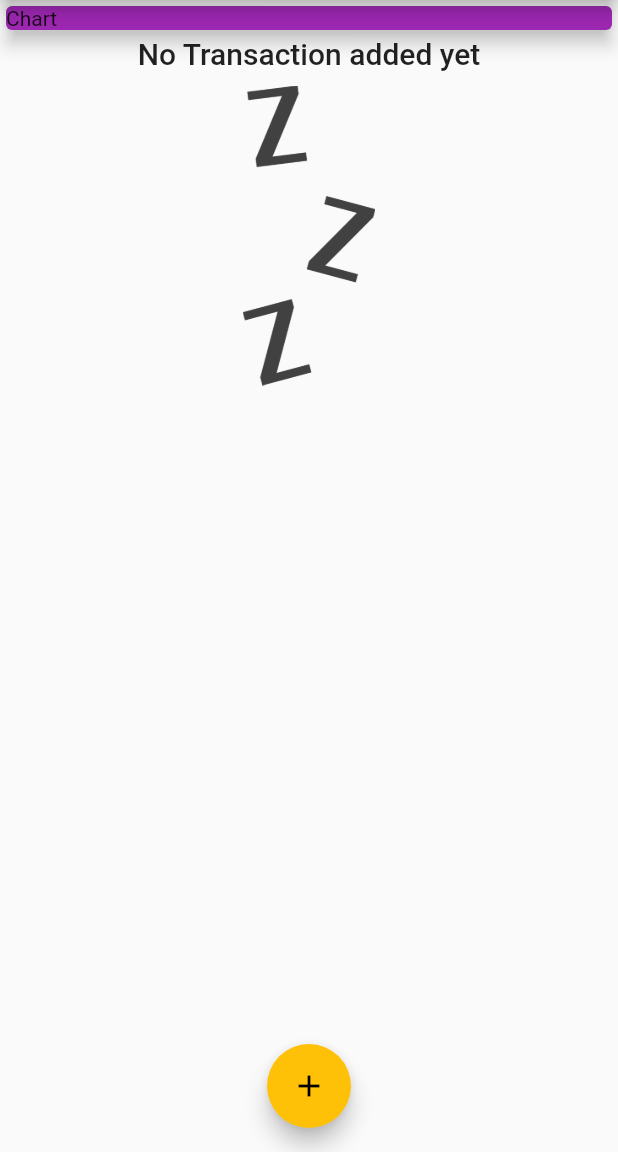
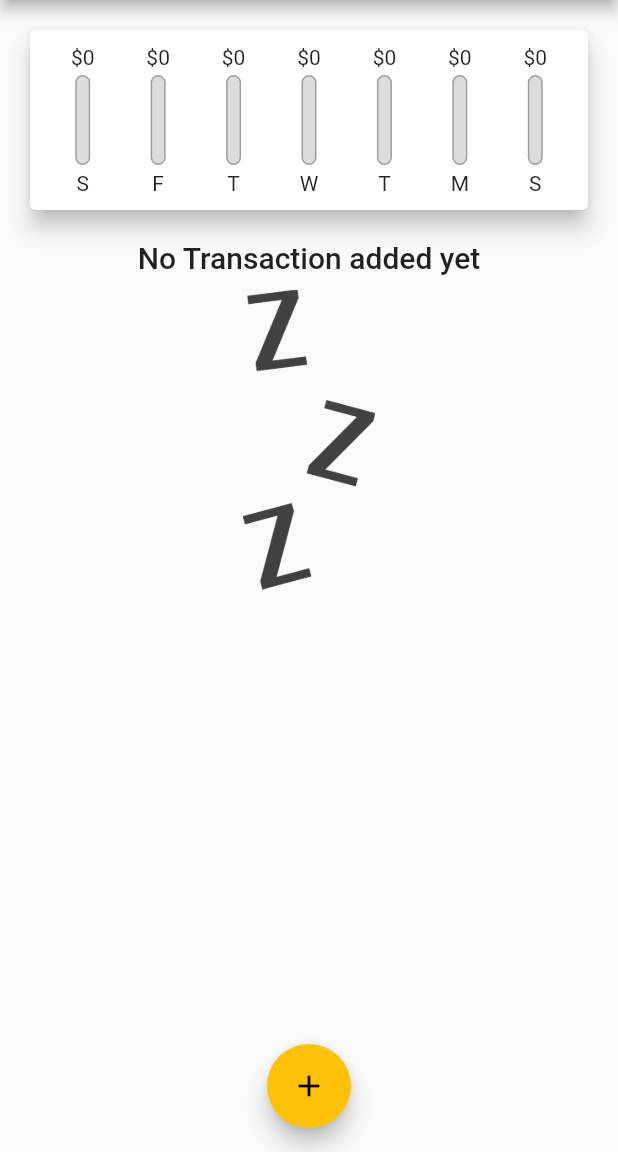
Before and after one commit to paultech4u/Expense-app, a Flutter app: the screen it shows after launch, on a phone screen of 412 x 824 dp, the part 84-1236 px from its top. Run offline on Flutter 3.47's test engine with Material 2 defaults, Android fonts, the phone set to English and light mode, and no system bars.

Commit message:
[Feature]:added a chart bar

```diff
--- a/lib/main.dart
+++ b/lib/main.dart
@@ -1,5 +1,6 @@
 import 'package:flutter/material.dart';
 import 'package:flutter_app/models/transaction.dart';
+import 'package:flutter_app/widgets/chart.dart';
 import 'package:flutter_app/widgets/transactionForm.dart';
 import 'package:flutter_app/widgets/transactionList.dart';
 
@@ -58,6 +59,16 @@ class _MyHomePageState extends State<MyHomePage> {
     setState(() {});
   }
 
+  List<Transaction> get _recentTransaction {
+    return _userTransactions.where((element) {
+      return element.date.isAfter(
+        DateTime.now().subtract(
+          Duration(days: 7),
+        ),
+      );
+    }).toList();
+  }
+
   void _addNewTransaction(String title, double amount) {
     final newTransaction = Transaction(
       DateTime.now().toString(),
@@ -94,21 +105,8 @@ class _MyHomePageState extends State<MyHomePage> {
         child: Column(
           crossAxisAlignment: CrossAxisAlignment.stretch,
           children: [
-            Container(
-              width: double.infinity,
-              child: Card(
-                color: Theme.of(context).primaryColor,
-                elevation: 5,
-                child: Text('Chart'),
-              ),
-            ),
-            Container(
-              child: Column(
-                children: [
-                  TransactionList(_userTransactions),
-                ],
-              ),
-            )
+            Chart(_recentTransaction),
+            TransactionList(_userTransactions),
           ],
         ),
       ),
--- /dev/null
+++ b/lib/widgets/chart.dart
@@ -0,0 +1,58 @@
+import 'package:flutter/material.dart';
+import 'package:flutter_app/models/transaction.dart';
+import 'package:flutter_app/widgets/chartBar.dart';
+import 'package:intl/intl.dart';
+
+class Chart extends StatelessWidget {
+  late final List<Transaction> recentTransactions;
+
+  Chart(this.recentTransactions);
+
+  List<Map<String, Object>> get groupedTransactionValues {
+    return List.generate(7, (index) {
+      final weekday = DateTime.now().subtract(
+        Duration(days: index),
+      );
+      var totalAmount = 0.0;
+      for (var i = 0; i < recentTransactions.length; i++) {
+        if (recentTransactions[i].date.day == weekday.day &&
+            recentTransactions[i].date.month == weekday.month &&
+            recentTransactions[i].date.year == weekday.year) {
+          totalAmount += recentTransactions[i].amount;
+        }
+      }
+      return {'day': DateFormat.E().format(weekday), 'amount': totalAmount};
+    });
+  }
+
+  double get totalSpending {
+    return groupedTransactionValues.fold(0.0, (sum, item) {
+      return sum + (item['amount'] as double);
+    });
+  }
+
+  @override
+  Widget build(BuildContext context) {
+    return Card(
+      elevation: 6,
+      margin: EdgeInsets.all(20),
+      child: Padding(
+        padding: EdgeInsets.all(10),
+        child: Row(
+          mainAxisAlignment: MainAxisAlignment.spaceAround,
+          children: groupedTransactionValues.map((data) {
+            return Flexible(
+              fit: FlexFit.tight,
+              child: ChartBar(
+                  data['day'].toString(),
+                  data['amount'] as double,
+                  totalSpending == 0.0
+                      ? 0.0
+                      : (data['amount'] as double) / totalSpending),
+            );
+          }).toList(),
+        ),
+      ),
+    );
+  }
+}
--- /dev/null
+++ b/lib/widgets/chartBar.dart
@@ -0,0 +1,53 @@
+import 'package:flutter/material.dart';
+
+class ChartBar extends StatelessWidget {
+  final String label;
+  final double spendingAmount;
+  final double spendingPctOfTotal;
+  ChartBar(this.label, this.spendingAmount, this.spendingPctOfTotal);
+
+  @override
+  Widget build(BuildContext context) {
+    return Column(
+      children: <Widget>[
+        FittedBox(
+          child: Text('\$${spendingAmount.toStringAsFixed(0)}'),
+        ),
+        SizedBox(
+          height: 4,
+        ),
+        Container(
+          height: 60,
+          width: 10,
+          child: Stack(
+            children: <Widget>[
+              Container(
+                decoration: BoxDecoration(
+                  border: Border.all(
+                    color: Colors.grey,
+                    width: 1.0,
+                  ),
+                  color: Color.fromRGBO(220, 220, 220, 1),
+                  borderRadius: BorderRadius.circular(10),
+                ),
+              ),
+              FractionallySizedBox(
+                heightFactor: spendingPctOfTotal,
+                child: Container(
+                  decoration: BoxDecoration(
+                    color: Theme.of(context).primaryColor,
+                    borderRadius: BorderRadius.circular(10),
+                  ),
+                ),
+              )
+            ],
+          ),
+        ),
+        SizedBox(
+          height: 4,
+        ),
+        Text(label.substring(0, 1)),
+      ],
+    );
+  }
+}
```
